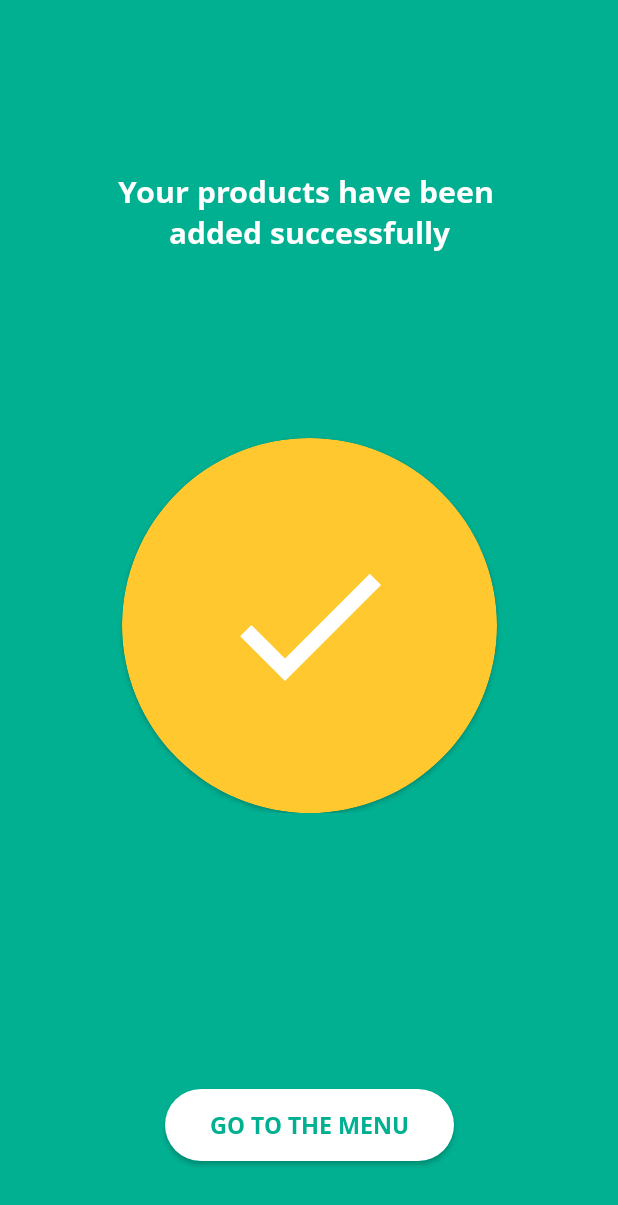
After one commit to ikerfah/Junction2019, an Android app: the SubmitDataActivity screen opened directly, with no data from a screen before it, on a phone screen of 412 x 824 dp. The commit adds this screen. Shown: the top 1205 px of the screen. Run offline under Robolectric (Android 15) with nearby library versions, the phone set to English and light mode, and no system bars; our stand-ins replace data binding.

Commit message:
Add progress/resulte activity

```diff
--- /dev/null
+++ b/app/src/main/java/com/ikerfah/junction2019/SubmitDataActivity.kt
@@ -0,0 +1,82 @@
+package com.ikerfah.junction2019
+
+import android.graphics.Color
+import android.os.Bundle
+import android.view.View
+import android.widget.ProgressBar
+import androidx.appcompat.app.AppCompatActivity
+import androidx.databinding.DataBindingUtil
+import com.ikerfah.junction2019.databinding.ActivitySubmitDataBinding
+
+
+class SubmitDataActivity : AppCompatActivity() {
+
+    private lateinit var mBinding: ActivitySubmitDataBinding
+    override fun onCreate(savedInstanceState: Bundle?) {
+        super.onCreate(savedInstanceState)
+        mBinding = DataBindingUtil.setContentView(this, R.layout.activity_submit_data)
+
+        val mProgress = findViewById<ProgressBar>(R.id.circularProgressbar) as ProgressBar
+
+        mProgress.progress = 0   // Main Progress
+        mProgress.secondaryProgress = 100 // Secondary Progress
+        mProgress.max = 100 // Maximum Progress
+        mProgress.progress = 20   // Main Progress
+        var pStatus = 0
+        showLoading()
+
+        Thread(Runnable {
+            while (pStatus < 100) {
+                pStatus += 1
+
+                runOnUiThread {
+
+                    mProgress.progress = pStatus
+                    mBinding.textProgress.text = "$pStatus%"
+                }
+                try {
+                    // Sleep for 200 milliseconds.
+                    // Just to display the progress slowly
+                    Thread.sleep(20) //thread will take approx 1.5 seconds to finish
+                } catch (e: InterruptedException) {
+                    e.printStackTrace()
+                }
+
+            }
+            hideLoading()
+
+
+        }).start()
+
+        mBinding.btnReturn.setOnClickListener {
+            finish()
+        }
+
+
+    }
+
+    private fun showLoading() {
+        runOnUiThread {
+
+            mBinding.containerProgress.visibility = View.VISIBLE
+            mBinding.textTitle.text = "WAIT A SECOND…"
+            mBinding.mainContainer.setBackgroundColor(Color.WHITE)
+            mBinding.containerSucces.visibility = View.GONE
+            mBinding.textTitle.setTextColor(Color.parseColor("#444444"))
+            mBinding.btnReturn.visibility = View.GONE
+        }
+    }
+
+    private fun hideLoading() {
+        runOnUiThread {
+
+            mBinding.containerProgress.visibility = View.GONE
+            mBinding.textTitle.text = "Your products have been \n" +
+                    "added successfully"
+            mBinding.mainContainer.setBackgroundColor(Color.parseColor("#01b091"))
+            mBinding.containerSucces.visibility = View.VISIBLE
+            mBinding.textTitle.setTextColor(Color.parseColor("#ffffff"))
+            mBinding.btnReturn.visibility = View.VISIBLE
+        }
+    }
+}
--- /dev/null
+++ b/app/src/main/res/drawable/circular.xml
@@ -0,0 +1,48 @@
+<?xml version="1.0" encoding="utf-8"?>
+
+<layer-list xmlns:android="http://schemas.android.com/apk/res/android">
+    <item android:id="@android:id/secondaryProgress">
+        <shape
+            android:innerRadiusRatio="3"
+            android:shape="ring"
+            android:thicknessRatio="25.0"
+            android:useLevel="true">
+
+
+            <gradient
+                android:centerColor="#f6f6f6"
+                android:endColor="#f6f6f6"
+                android:startColor="#f6f6f6"
+                android:type="sweep" />
+        </shape>
+    </item>
+
+    <item android:id="@android:id/progress">
+        <rotate
+            android:fromDegrees="270"
+            android:pivotX="50%"
+            android:pivotY="50%"
+            android:toDegrees="270">
+
+            <shape
+                android:innerRadiusRatio="3"
+                android:shape="ring"
+                android:thicknessRatio="25.0"
+                android:useLevel="true">
+
+
+                <rotate
+                    android:fromDegrees="0"
+                    android:pivotX="50%"
+                    android:pivotY="50%"
+                    android:toDegrees="360" />
+
+                <gradient
+                    android:angle="270"
+                    android:endColor="#ff9500"
+                    android:startColor="#01b091" />
+
+            </shape>
+        </rotate>
+    </item>
+</layer-list>
--- /dev/null
+++ b/app/src/main/res/drawable/ic_done_black_24dp.xml
@@ -0,0 +1,5 @@
+<vector android:height="128dp" android:tint="#FFFFFF"
+    android:viewportHeight="24.0" android:viewportWidth="24.0"
+    android:width="128dp" xmlns:android="http://schemas.android.com/apk/res/android">
+    <path android:fillColor="#FF000000" android:pathData="M9,16.2L4.8,12l-1.4,1.4L9,19 21,7l-1.4,-1.4L9,16.2z"/>
+</vector>
--- /dev/null
+++ b/app/src/main/res/drawable/rounded_bg.xml
@@ -0,0 +1,5 @@
+<?xml version="1.0" encoding="utf-8"?>
+<shape xmlns:android="http://schemas.android.com/apk/res/android">
+    <corners android:radius="90dp"/>
+    <solid android:color="#444444"/>
+</shape>
--- /dev/null
+++ b/app/src/main/res/layout/activity_submit_data.xml
@@ -0,0 +1,143 @@
+<?xml version="1.0" encoding="utf-8"?>
+<layout xmlns:android="http://schemas.android.com/apk/res/android"
+    xmlns:app="http://schemas.android.com/apk/res-auto">
+
+
+    <androidx.constraintlayout.widget.ConstraintLayout
+        android:id="@+id/main_container"
+        android:layout_width="match_parent"
+        android:layout_height="match_parent"
+        android:visibility="visible">
+
+        <androidx.appcompat.widget.AppCompatTextView
+            android:id="@+id/text_title"
+            android:layout_width="match_parent"
+            android:layout_height="wrap_content"
+            android:fontFamily="@font/open_sans_bold"
+            android:gravity="center"
+            android:text="Wait a second..."
+            android:textColor="#444444"
+            android:textSize="20sp"
+            app:layout_constraintBottom_toTopOf="@id/container_info"
+            app:layout_constraintLeft_toLeftOf="parent"
+            app:layout_constraintRight_toRightOf="parent"
+            app:layout_constraintTop_toTopOf="parent" />
+
+        <FrameLayout
+            android:id="@+id/container_info"
+            android:layout_width="wrap_content"
+            android:layout_height="wrap_content"
+            app:layout_constraintBottom_toBottomOf="parent"
+            app:layout_constraintLeft_toLeftOf="parent"
+            app:layout_constraintRight_toRightOf="parent"
+            app:layout_constraintTop_toTopOf="parent">
+
+            <androidx.constraintlayout.widget.ConstraintLayout
+                android:id="@+id/container_succes"
+                android:layout_width="wrap_content"
+                android:layout_height="wrap_content"
+                android:visibility="visible">
+
+                <androidx.cardview.widget.CardView
+                    android:id="@+id/state"
+                    android:layout_width="250dp"
+                    android:layout_height="250dp"
+                    android:layout_margin="10dp"
+                    android:innerRadius="0dp"
+                    app:cardBackgroundColor="#ffc82f"
+                    app:cardCornerRadius="125dp"
+                    app:cardPreventCornerOverlap="true"
+                    app:cardUseCompatPadding="false"
+                    app:layout_constraintLeft_toLeftOf="parent"
+                    app:layout_constraintRight_toRightOf="parent"
+                    app:layout_constraintTop_toTopOf="parent">
+
+                    <androidx.appcompat.widget.AppCompatImageView
+                        android:layout_width="wrap_content"
+                        android:layout_height="wrap_content"
+                        android:layout_gravity="center"
+                        app:layout_constraintBottom_toBottomOf="parent"
+                        app:layout_constraintLeft_toLeftOf="parent"
+                        app:layout_constraintRight_toRightOf="parent"
+                        app:layout_constraintTop_toTopOf="parent"
+                        app:srcCompat="@drawable/ic_done_black_24dp" />
+                </androidx.cardview.widget.CardView>
+
+
+            </androidx.constraintlayout.widget.ConstraintLayout>
+
+            <androidx.constraintlayout.widget.ConstraintLayout
+                android:id="@+id/container_progress"
+                android:layout_width="wrap_content"
+                android:layout_height="wrap_content"
+                android:visibility="visible"
+                app:layout_constraintBottom_toBottomOf="parent"
+                app:layout_constraintLeft_toLeftOf="parent"
+                app:layout_constraintRight_toRightOf="parent"
+                app:layout_constraintTop_toTopOf="parent">
+
+                <ProgressBar
+                    android:id="@+id/circularProgressbar"
+                    style="?android:attr/progressBarStyleHorizontal"
+                    android:layout_width="250dp"
+                    android:layout_height="250dp"
+                    android:indeterminate="false"
+                    android:max="100"
+                    android:minWidth="250dp"
+                    android:minHeight="250dp"
+                    android:progress="50"
+                    android:progressDrawable="@drawable/circular"
+                    android:secondaryProgress="100"
+                    app:layout_constraintBottom_toBottomOf="parent"
+                    app:layout_constraintLeft_toLeftOf="parent"
+                    app:layout_constraintRight_toRightOf="parent"
+                    app:layout_constraintTop_toTopOf="parent" />
+
+                <ImageView
+                    android:layout_width="90dp"
+                    android:layout_height="90dp"
+                    android:layout_centerInParent="true"
+                    app:layout_constraintBottom_toBottomOf="parent"
+                    app:layout_constraintLeft_toLeftOf="parent"
+                    app:layout_constraintRight_toRightOf="parent"
+                    app:layout_constraintTop_toTopOf="parent" />
+
+                <TextView
+                    android:id="@+id/text_progress"
+                    android:layout_width="250dp"
+                    android:layout_height="250dp"
+                    android:layout_centerInParent="true"
+                    android:fontFamily="@font/open_sans_bold"
+                    android:gravity="center"
+                    android:text="25%"
+                    android:textColor="@color/colorPrimaryDark"
+                    android:textSize="30sp"
+                    app:layout_constraintBottom_toBottomOf="parent"
+                    app:layout_constraintLeft_toLeftOf="parent"
+                    app:layout_constraintRight_toRightOf="parent"
+                    app:layout_constraintTop_toTopOf="parent" />
+            </androidx.constraintlayout.widget.ConstraintLayout>
+        </FrameLayout>
+
+        <androidx.appcompat.widget.AppCompatButton
+            android:id="@+id/btn_return"
+            android:layout_width="wrap_content"
+            android:layout_height="wrap_content"
+            android:layout_marginBottom="50dp"
+            android:background="@drawable/rounded_bg"
+            android:visibility="gone"
+            android:backgroundTint="#ffffff"
+            android:fontFamily="@font/open_sans_bold"
+            android:paddingLeft="30dp"
+            android:paddingRight="30dp"
+            android:text="Go to the menu"
+            android:textColor="#01b091"
+            android:textSize="15sp"
+            app:layout_constraintBottom_toBottomOf="parent"
+            app:layout_constraintLeft_toLeftOf="parent"
+            app:layout_constraintRight_toRightOf="parent" />
+        <!--        here-->
+    </androidx.constraintlayout.widget.ConstraintLayout>
+
+
+</layout>
```
Also changed, not shown: app/src/main/AndroidManifest.xml (+6 -3 lines), app/src/main/java/com/ikerfah/junction2019/MainActivity.kt (+16 -14 lines), app/src/main/java/com/ikerfah/junction2019/ScanActivity.kt (+12 -3 lines), app/src/main/res/drawable/gradient_progress.xml (added, +20 -0 lines), app/src/main/res/layout/activity_scan.xml (+49 -5 lines), app/src/main/res/layout/partial_loading.xml (added, +18 -0 lines), app/build.gradle (line endings or trailing spaces).
